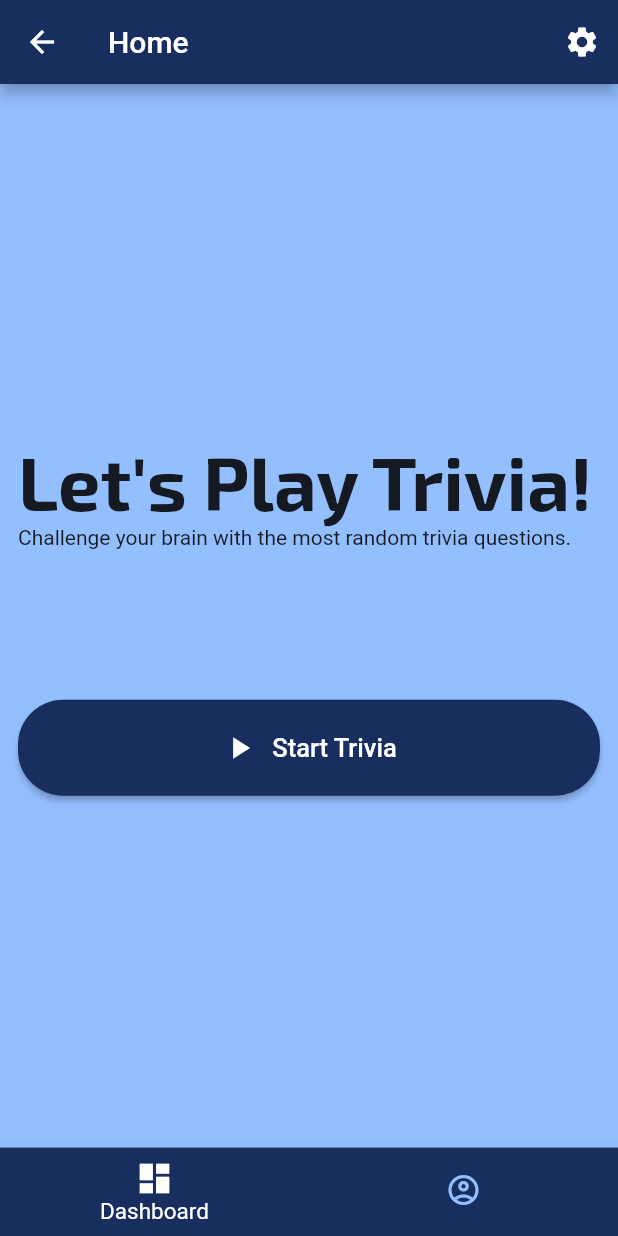
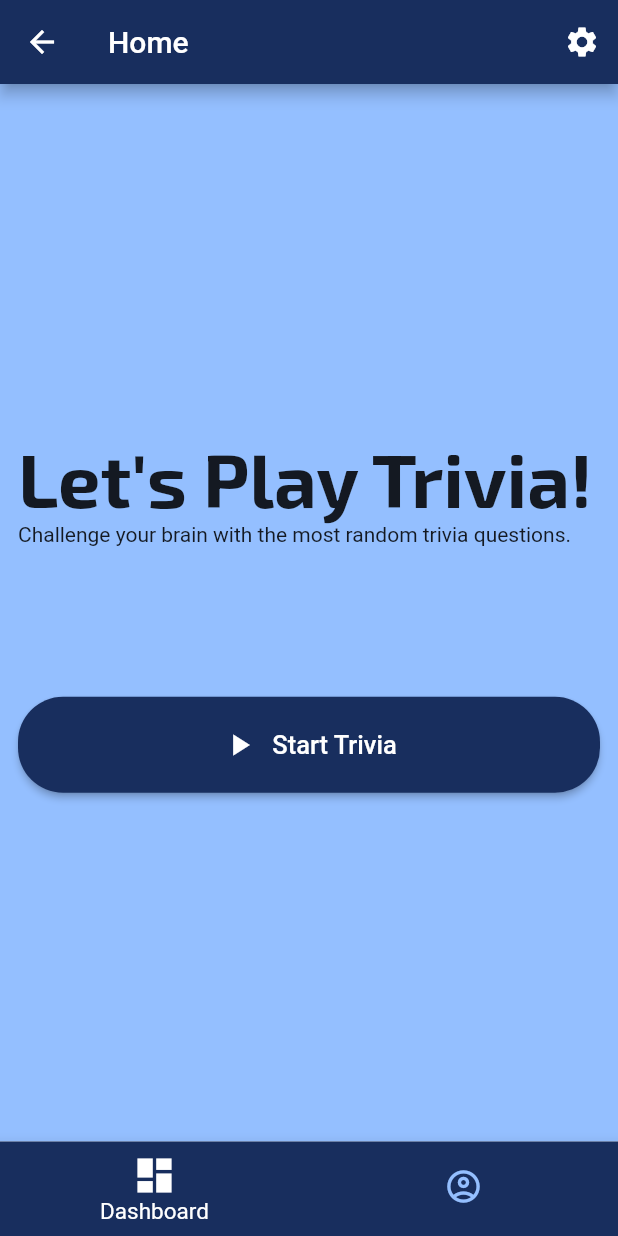
Before and after one commit to Daiiiin/mobdev_midterm, a Flutter app: the HomeScreen screen opened by its route, on a phone screen of 412 x 824 dp. Run offline on Flutter 3.47's test engine with Material 2 defaults, Android fonts, the light colour scheme and no system bars; our stand-ins replace google_fonts, html_unescape.

Commit message:
small changes to bottom nav bar

```diff
--- a/lib/screens/home.dart
+++ b/lib/screens/home.dart
@@ -35,11 +35,12 @@ class _HomeState extends State<HomeScreen> {
         backgroundColor: secondary,
         type: BottomNavigationBarType.fixed,
         // selected
-        selectedIconTheme: const IconThemeData(size: 26),
+        selectedIconTheme: const IconThemeData(size: 30),
         selectedFontSize: 15,
         selectedItemColor: Colors.white,
         // unselected
         showUnselectedLabels: false,
+        unselectedIconTheme: const IconThemeData(size: 26),
         unselectedItemColor: primary,
 
         items: const [
--- a/lib/screens/signup_screen.dart
+++ b/lib/screens/signup_screen.dart
@@ -8,7 +8,7 @@ class SignUp extends StatelessWidget {
   Widget build(BuildContext context) {
     return Scaffold(
       appBar: AppBar(
-        title: Text("SignUp"),
+        title: const Text("SignUp"),
       ),
       body: const Center(child: Text("This is the signup page")),
     );
--- a/lib/screens/trivia_screen.dart
+++ b/lib/screens/trivia_screen.dart
@@ -146,7 +146,9 @@ class _TriviaScreenState extends State<TriviaScreen> {
                             extractedData[index].options.toList()[i],
                             extractedData[index].correctAnswer),
                         child: OptionCard(
-                          option: extractedData[index].options.toList()[i],
+                          option: extractedData[index].options.toList()[i] =
+                              unescape.convert(
+                                  extractedData[index].options.toList()[i]),
                           color: isPressed
                               ? (extractedData[index].options[i] ==
                                       extractedData[index].correctAnswer
```
